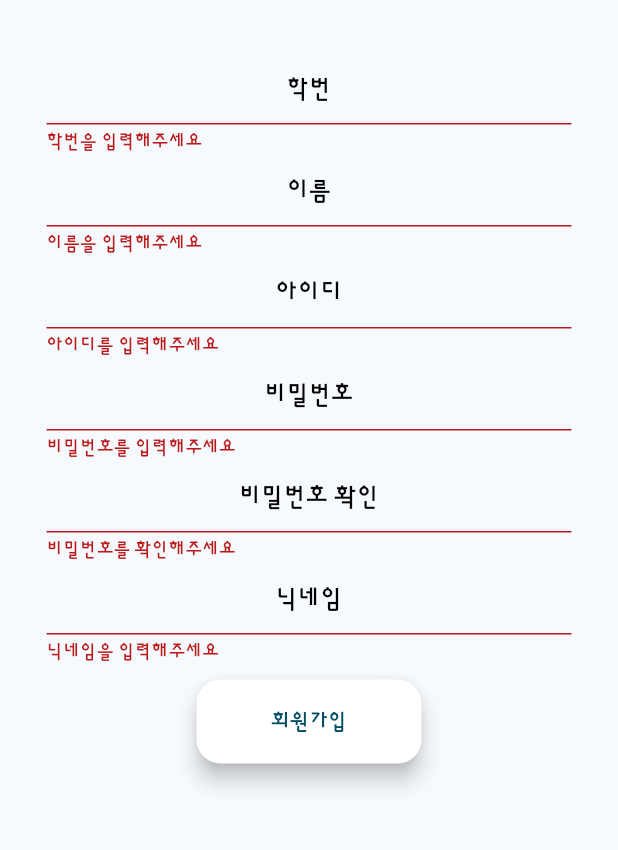
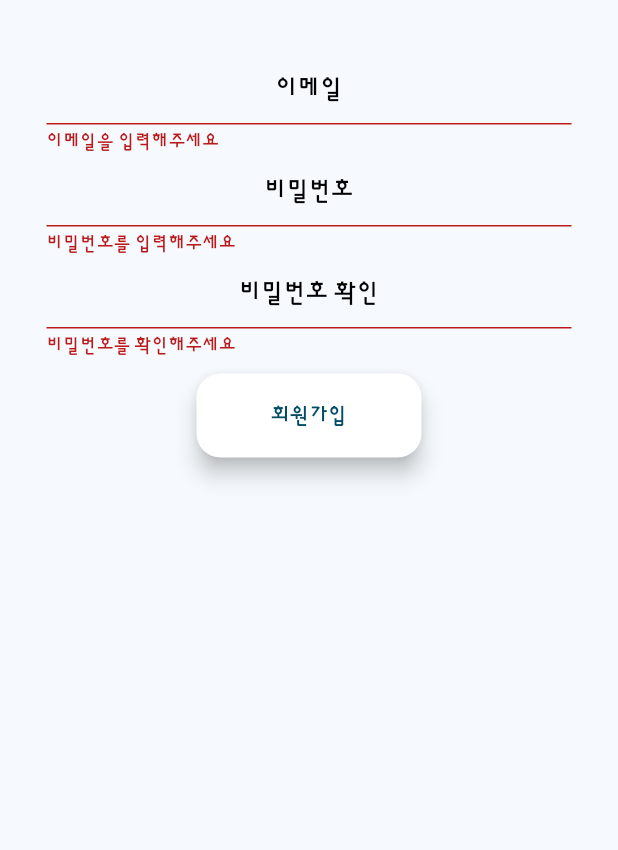
Before and after one commit to so3659/TongTong, a Flutter app: the Agg screen opened directly, on a phone screen of 412 x 824 dp, the part 300-1150 px from its top. Run offline on Flutter 3.47's test engine with Material 3 defaults, Android fonts, the phone set to English and light mode, and no system bars; our stand-ins replace animate_do, firebase_analytics, firebase_core, get, go_router, google_fonts and 4 more; missing offline and left inert: mysql_client; accounts and stored records are empty.

```diff
--- a/lib/Register/register.dart
+++ b/lib/Register/register.dart
@@ -31,7 +31,7 @@ class Register extends StatelessWidget {
 }
 
 class Agg extends StatefulWidget {
-  const Agg({Key? key}) : super(key: key);
+  const Agg({super.key});
 
   @override
   State<Agg> createState() => AggState();
@@ -40,23 +40,23 @@ class Agg extends StatefulWidget {
 class AggState extends State<Agg> {
   GlobalKey<FormState> formKey = GlobalKey<FormState>();
 
-  final TextEditingController classNumController = TextEditingController();
-  final TextEditingController nameController = TextEditingController();
-  final TextEditingController idController = TextEditingController();
+  // final TextEditingController classNumController = TextEditingController();
+  // final TextEditingController nameController = TextEditingController();
+  final TextEditingController emailController = TextEditingController();
   final TextEditingController passwordController = TextEditingController();
   final TextEditingController passwordConfirmController =
       TextEditingController();
-  final TextEditingController userNameController = TextEditingController();
+  // final TextEditingController userNameController = TextEditingController();
   String? _classNum, _name, _id, _password, _passwordConfirm, _userName;
 
   @override
   void dispose() {
-    classNumController.dispose();
-    nameController.dispose();
-    idController.dispose();
+    // classNumController.dispose();
+    // nameController.dispose();
+    // idController.dispose();
     passwordController.dispose();
     passwordConfirmController.dispose();
-    userNameController.dispose();
+    // userNameController.dispose();
     super.dispose();
   }
 
@@ -81,59 +81,59 @@ class AggState extends State<Agg> {
                                     AssetImage('assets/images/tong_logo.png')),
                           ),
                           const SizedBox(height: 30.0),
+                          // SizedBox(
+                          //   width: 350,
+                          //   child: TextFormField(
+                          //     controller: classNumController,
+                          //     textAlign: TextAlign.center,
+                          //     decoration: const InputDecoration(
+                          //       hintText: '학번',
+                          //       hintStyle: TextStyle(color: Colors.black),
+                          //     ),
+                          //     autovalidateMode: AutovalidateMode.always,
+                          //     onSaved: (value) {
+                          //       setState(() {
+                          //         _classNum = value as String;
+                          //       });
+                          //     },
+                          //     validator: (value) {
+                          //       if (value == null || value.isEmpty) {
+                          //         return '학번을 입력해주세요';
+                          //       }
+                          //       return null;
+                          //     },
+                          //   ),
+                          // ),
+                          // SizedBox(
+                          //   width: 350,
+                          //   child: TextFormField(
+                          //     controller: nameController,
+                          //     textAlign: TextAlign.center,
+                          //     decoration: const InputDecoration(
+                          //       hintText: '이름',
+                          //       hintStyle: TextStyle(color: Colors.black),
+                          //     ),
+                          //     autovalidateMode: AutovalidateMode.always,
+                          //     onSaved: (value) {
+                          //       setState(() {
+                          //         _name = value as String;
+                          //       });
+                          //     },
+                          //     validator: (value) {
+                          //       if (value == null || value.isEmpty) {
+                          //         return '이름을 입력해주세요';
+                          //       }
+                          //       return null;
+                          //     },
+                          //   ),
+                          // ),
                           SizedBox(
                             width: 350,
                             child: TextFormField(
-                              controller: classNumController,
+                              controller: emailController,
                               textAlign: TextAlign.center,
                               decoration: const InputDecoration(
-                                hintText: '학번',
-                                hintStyle: TextStyle(color: Colors.black),
-                              ),
-                              autovalidateMode: AutovalidateMode.always,
-                              onSaved: (value) {
-                                setState(() {
-                                  _classNum = value as String;
-                                });
-                              },
-                              validator: (value) {
-                                if (value == null || value.isEmpty) {
-                                  return '학번을 입력해주세요';
-                                }
-                                return null;
-                              },
-                            ),
-                          ),
-                          SizedBox(
-                            width: 350,
-                            child: TextFormField(
-                              controller: nameController,
-                              textAlign: TextAlign.center,
-                              decoration: const InputDecoration(
-                                hintText: '이름',
-                                hintStyle: TextStyle(color: Colors.black),
-                              ),
-                              autovalidateMode: AutovalidateMode.always,
-                              onSaved: (value) {
-                                setState(() {
-                                  _name = value as String;
-                                });
-                              },
-                              validator: (value) {
-                                if (value == null || value.isEmpty) {
-                                  return '이름을 입력해주세요';
-                                }
-                                return null;
-                              },
-                            ),
-                          ),
-                          SizedBox(
-                            width: 350,
-                            child: TextFormField(
-                              controller: idController,
-                              textAlign: TextAlign.center,
-                              decoration: const InputDecoration(
-                                hintText: '아이디',
+                                hintText: '이메일',
                                 hintStyle: TextStyle(color: Colors.black),
                               ),
                               autovalidateMode: AutovalidateMode.always,
@@ -144,7 +144,7 @@ class AggState extends State<Agg> {
                               },
                               validator: (value) {
                                 if (value == null || value.isEmpty) {
-                                  return '아이디를 입력해주세요';
+                                  return '이메일을 입력해주세요';
                                 }
                                 return null;
                               },
@@ -199,29 +199,29 @@ class AggState extends State<Agg> {
                               },
                             ),
                           ),
-                          SizedBox(
-                            width: 350,
-                            child: TextFormField(
-                              controller: userNameController,
-                              textAlign: TextAlign.center,
-                              decoration: const InputDecoration(
-                                hintText: '닉네임',
-                                hintStyle: TextStyle(color: Colors.black),
-                              ),
-                              autovalidateMode: AutovalidateMode.always,
-                              onSaved: (value) {
-                                setState(() {
-                                  _userName = value as String;
-                                });
-                              },
-                              validator: (value) {
-                                if (value == null || value.isEmpty) {
-                                  return '닉네임을 입력해주세요';
-                                }
-                                return null;
-                              },
-                            ),
-                          ),
+                          // SizedBox(
+                          //   width: 350,
+                          //   child: TextFormField(
+                          //     controller: userNameController,
+                          //     textAlign: TextAlign.center,
+                          //     decoration: const InputDecoration(
+                          //       hintText: '닉네임',
+                          //       hintStyle: TextStyle(color: Colors.black),
+                          //     ),
+                          //     autovalidateMode: AutovalidateMode.always,
+                          //     onSaved: (value) {
+                          //       setState(() {
+                          //         _userName = value as String;
+                          //       });
+                          //     },
+                          //     validator: (value) {
+                          //       if (value == null || value.isEmpty) {
+                          //         return '닉네임을 입력해주세요';
+                          //       }
+                          //       return null;
+                          //     },
+                          //   ),
+                          // ),
                           const SizedBox(
                             height: 10,
                           ),
@@ -249,12 +249,13 @@ class AggState extends State<Agg> {
                                       showSuccessDialog(context);
                                       context.pop();
                                     }
-                                    insertMember(
-                                        classNumController.text,
-                                        nameController.text,
-                                        idController.text,
-                                        passwordController.text,
-                                        userNameController.text);
+                                    // insertMember(
+                                    //     // classNumController.text,
+                                    //     // nameController.text,
+                                    //     emailController.text,
+                                    //     passwordController.text
+                                    //     // userNameController.text
+                                    //     );
                                   }
                                 } else {
                                   showFailDialog(context);
--- a/lib/mainpage/mainpage.dart
+++ b/lib/mainpage/mainpage.dart
@@ -100,7 +100,8 @@ class MainpageState extends State<Mainpage> {
                                 // onPressed: () async {
                                 //   // context.push('/memo');
                                 // },
-                                onPressed: () => Get.to(const MyMemoPage()),
+                                onPressed: () =>
+                                    Get.to(() => const MyMemoPage()),
                                 child: const Image(
                                   image:
                                       AssetImage('assets/images/community.png'),
```
Also changed, not shown: lib/main.dart (+7 -1 lines), pubspec.yaml (+4 -4 lines), lib/firebase_options.dart (added), pubspec.lock.
